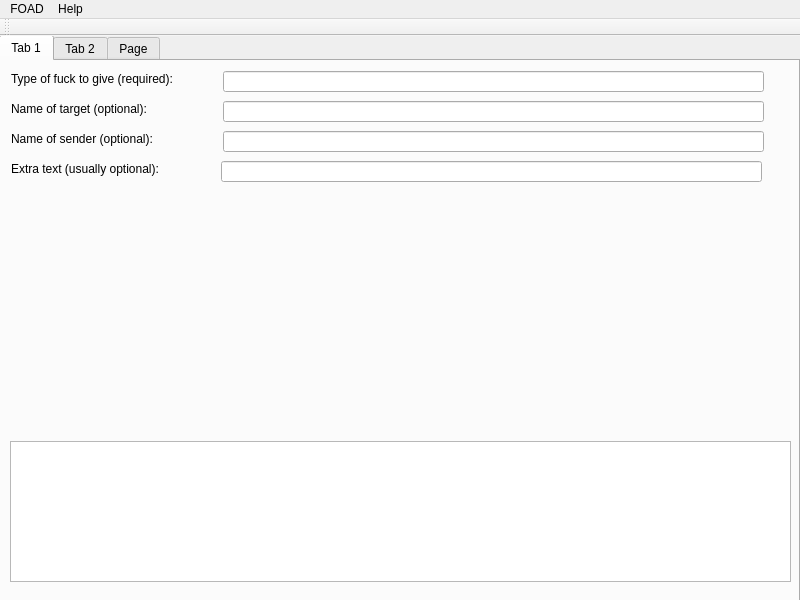
Old version of the form qt_designs/goad_draft_02.ui in the repository Hasimir/foad.
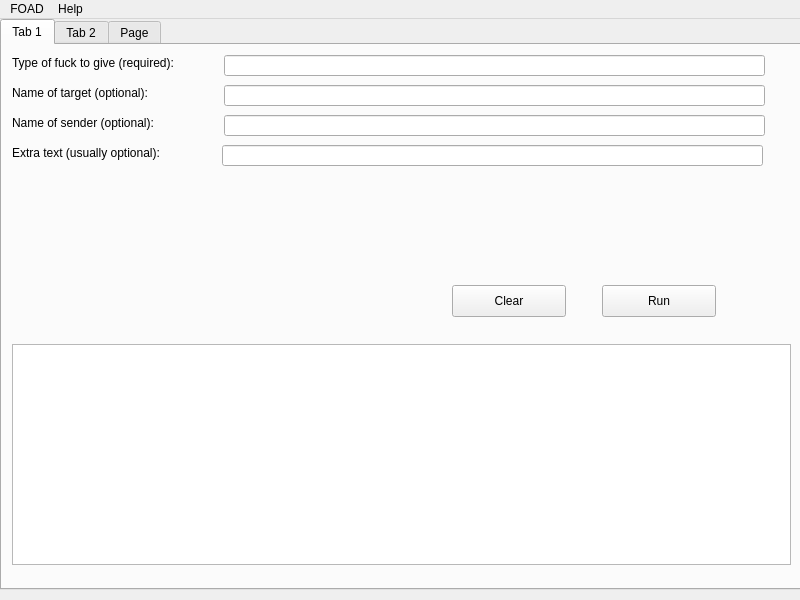
New version of the form. The open tabs and pages were chosen to show the change.

```diff
--- a/qt_designs/goad_draft_02.ui
+++ b/qt_designs/goad_draft_02.ui
@@ -17,8 +17,8 @@
    <widget class="QTabWidget" name="OutputEdit">
     <property name="geometry">
      <rect>
-      <x>-1</x>
-      <y>-1</y>
+      <x>0</x>
+      <y>0</y>
       <width>801</width>
       <height>571</height>
      </rect>
@@ -33,21 +33,6 @@
      <attribute name="title">
       <string>Tab 1</string>
      </attribute>
-     <widget class="QWidget" name="verticalLayoutWidget">
-      <property name="geometry">
-       <rect>
-        <x>9</x>
-        <y>380</y>
-        <width>781</width>
-        <height>141</height>
-       </rect>
-      </property>
-      <layout class="QVBoxLayout" name="verticalLayout">
-       <item>
-        <widget class="QTextBrowser" name="OutputPreview"/>
-       </item>
-      </layout>
-     </widget>
      <widget class="QLabel" name="label">
       <property name="geometry">
        <rect>
@@ -140,6 +125,42 @@
        </rect>
       </property>
      </widget>
+     <widget class="QPushButton" name="pushButton_3">
+      <property name="geometry">
+       <rect>
+        <x>600</x>
+        <y>240</y>
+        <width>114</width>
+        <height>32</height>
+       </rect>
+      </property>
+      <property name="text">
+       <string>Run</string>
+      </property>
+     </widget>
+     <widget class="QPushButton" name="pushButton_4">
+      <property name="geometry">
+       <rect>
+        <x>450</x>
+        <y>240</y>
+        <width>114</width>
+        <height>32</height>
+       </rect>
+      </property>
+      <property name="text">
+       <string>Clear</string>
+      </property>
+     </widget>
+     <widget class="QTextBrowser" name="OutputPreview">
+      <property name="geometry">
+       <rect>
+        <x>10</x>
+        <y>299</y>
+        <width>779</width>
+        <height>221</height>
+       </rect>
+      </property>
+     </widget>
     </widget>
     <widget class="QWidget" name="tab_2">
      <attribute name="title">
@@ -261,17 +282,6 @@
    <addaction name="menuFOAD"/>
    <addaction name="menuHelp"/>
   </widget>
-  <widget class="QToolBar" name="toolBar">
-   <property name="windowTitle">
-    <string>toolBar</string>
-   </property>
-   <attribute name="toolBarArea">
-    <enum>TopToolBarArea</enum>
-   </attribute>
-   <attribute name="toolBarBreak">
-    <bool>false</bool>
-   </attribute>
-  </widget>
   <action name="actionAbout_FOAD">
    <property name="text">
     <string>About FOAD</string>
```
Left out of the diff: 29 changed lines with no effect on the pictures.
